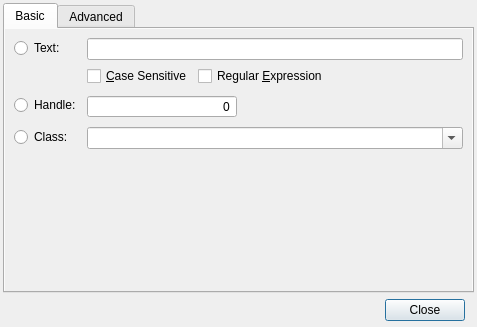
This is src/forms/FindDialog.ui in WindowDetective/WindowDetective as Qt 5 draws it before an edit. The edited form follows.
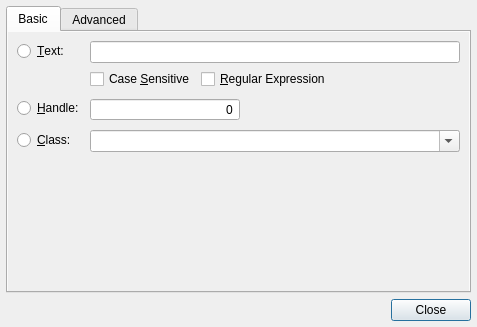
This is the edited form. Custom widgets are drawn as their Qt base class.

The edit to the form file:
```diff
--- a/src/forms/FindDialog.ui
+++ b/src/forms/FindDialog.ui
@@ -21,10 +21,10 @@
   </property>
   <layout class="QVBoxLayout" name="verticalLayout">
    <property name="spacing">
-    <number>3</number>
+    <number>6</number>
    </property>
    <property name="margin">
-    <number>3</number>
+    <number>6</number>
    </property>
    <item>
     <widget class="QTabWidget" name="tabWidget">
@@ -45,21 +45,21 @@
        <item row="0" column="0">
         <widget class="QRadioButton" name="rbWindowText">
          <property name="text">
-          <string>Text:</string>
+          <string>&amp;Text:</string>
          </property>
         </widget>
        </item>
        <item row="1" column="0">
         <widget class="QRadioButton" name="rbHandle">
          <property name="text">
-          <string>Handle:</string>
+          <string>&amp;Handle:</string>
          </property>
         </widget>
        </item>
        <item row="2" column="0">
         <widget class="QRadioButton" name="rbWindowClass">
          <property name="text">
-          <string>Class:</string>
+          <string>&amp;Class:</string>
          </property>
         </widget>
        </item>
@@ -98,14 +98,14 @@
           <item row="1" column="0">
            <widget class="QCheckBox" name="chCaseSensitive">
             <property name="text">
-             <string>&amp;Case Sensitive</string>
+             <string>Case &amp;Sensitive</string>
             </property>
            </widget>
           </item>
           <item row="1" column="1">
            <widget class="QCheckBox" name="chUseRegex">
             <property name="text">
-             <string>Regular &amp;Expression</string>
+             <string>&amp;Regular Expression</string>
             </property>
            </widget>
           </item>
@@ -261,15 +261,6 @@
     </widget>
    </item>
    <item>
-    <widget class="QWidget" name="widget" native="true">
-     <layout class="QVBoxLayout" name="verticalLayout_2">
-      <property name="topMargin">
-       <number>3</number>
-      </property>
-      <property name="bottomMargin">
-       <number>3</number>
-      </property>
-      <item>
        <widget class="QDialogButtonBox" name="dialogButtons">
         <property name="orientation">
          <enum>Qt::Horizontal</enum>
@@ -281,9 +272,6 @@
       </item>
      </layout>
     </widget>
-   </item>
-  </layout>
- </widget>
  <customwidgets>
   <customwidget>
    <class>HexSpinBox</class>
```
Left out of the diff: 5 changed lines with no effect on the pictures. Lines whose indentation alone changed are shown as unchanged.
